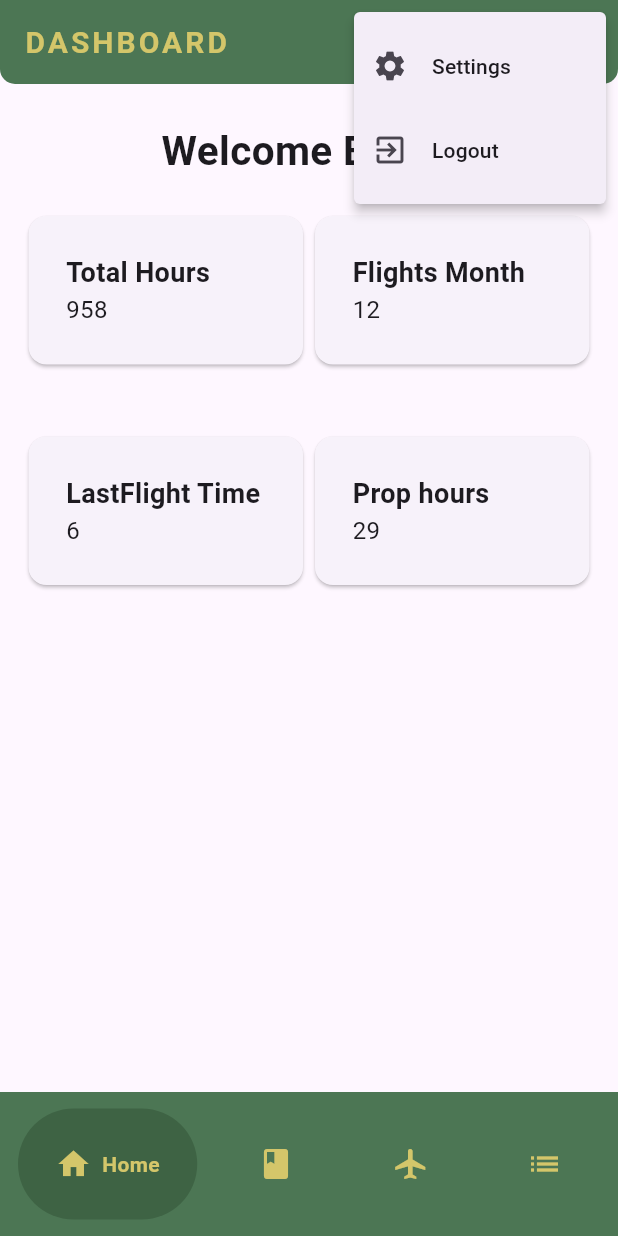
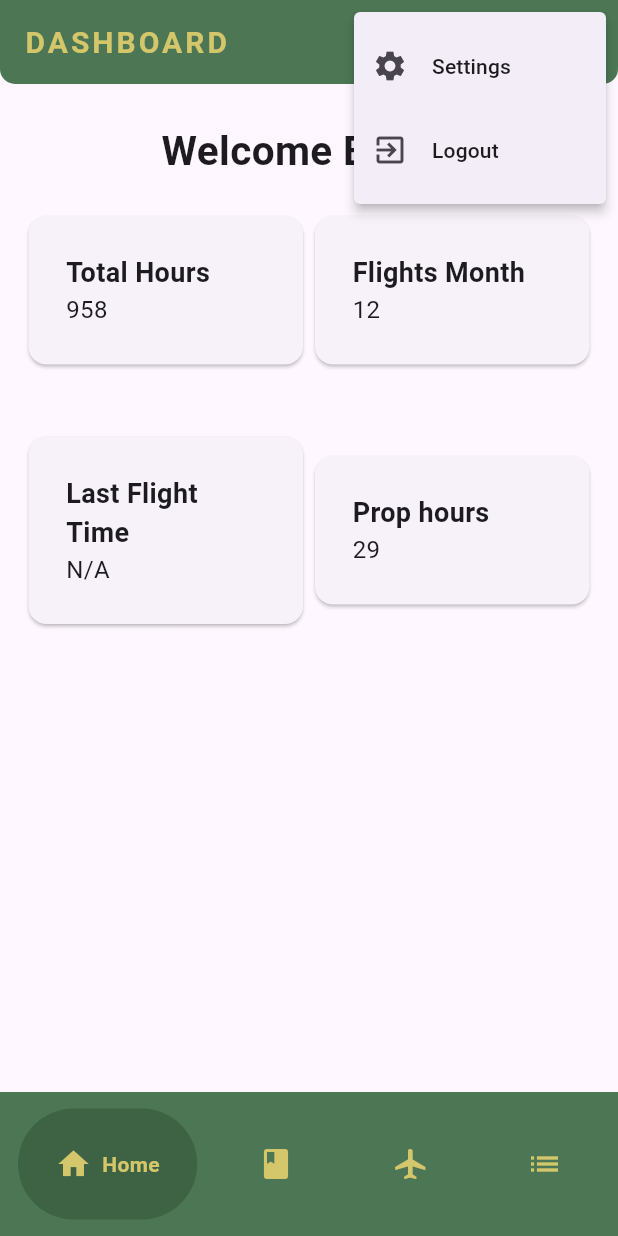
Before and after one commit to Juanro-Minne/SkyMemoApp, a Flutter app: the screen it shows once a user with an empty profile is signed in, after a tap on the "person" icon, on a phone screen of 412 x 824 dp. Run offline on Flutter 3.47's test engine with Material 3 defaults, Android fonts, the phone set to English and light mode, and no system bars; drawn by our look-alikes of google_nav_bar; our stand-ins replace cloud_firestore, file_picker, firebase_auth, firebase_core, firebase_storage, google_sign_in and 2 more; accounts and stored records are empty.

Commit message:
added method

```diff
--- a/flightlogbook_app/flight_logbook/lib/components/flight_logging_form.dart
+++ b/flightlogbook_app/flight_logbook/lib/components/flight_logging_form.dart
@@ -151,7 +151,7 @@ class _FlightLoggingFormState extends State<FlightLoggingForm> {
                     _showDateTimePicker(context);
                   },
                   style: ElevatedButton.styleFrom(
-                      padding: EdgeInsets.all(10),
+                      padding: const EdgeInsets.all(10),
                       backgroundColor: Colors.blueGrey,
                       foregroundColor: const Color.fromARGB(255, 245, 228, 178),
                       shape: RoundedRectangleBorder(
--- a/flightlogbook_app/flight_logbook/lib/screens/dashboard_screen.dart
+++ b/flightlogbook_app/flight_logbook/lib/screens/dashboard_screen.dart
@@ -1,25 +1,37 @@
+import 'package:cloud_firestore/cloud_firestore.dart';
+import 'package:firebase_auth/firebase_auth.dart';
+import 'package:flutter/material.dart';
 import 'package:flight_logbook/components/data_tile.dart';
-import 'package:flutter/material.dart';
 
 class DashboardScreen extends StatelessWidget {
   const DashboardScreen({Key? key}) : super(key: key);
 
   @override
   Widget build(BuildContext context) {
+    return FutureBuilder<int?>(
+      future: getLastFlightTime(), // Fetch last flight time asynchronously
+      builder: (context, snapshot) {
+        if (snapshot.connectionState == ConnectionState.waiting) {
+          return const CircularProgressIndicator(); // Show loading indicator while fetching data
+        } else if (snapshot.hasError) {
+          return Text('Error: ${snapshot.error}'); // Show error if fetching data fails
+        } else {
+          final lastFlightTime = snapshot.data;
+
           return Scaffold(
             body: ListView(
               padding: const EdgeInsets.all(15.0),
-        children: const [
+              children: [
                 Column(
                   crossAxisAlignment: CrossAxisAlignment.center,
                   children: [
-              SizedBox(height: 10),
-              Text(
+                    const SizedBox(height: 10),
+                    const Text(
                       "Welcome Back !",
                       style: TextStyle(fontSize: 27, fontWeight: FontWeight.bold),
                     ),
-              SizedBox(height: 20),
-              Row(
+                    const SizedBox(height: 20),
+                    const Row(
                       mainAxisAlignment: MainAxisAlignment.spaceBetween,
                       children: [
                         DataTile(
@@ -34,16 +46,16 @@ class DashboardScreen extends StatelessWidget {
                         ),
                       ],
                     ),
-              SizedBox(height: 40),
+                    const SizedBox(height: 40),
                     Row(
                       mainAxisAlignment: MainAxisAlignment.spaceBetween,
                       children: [
                         DataTile(
-                    title: "LastFlight Time",
-                    value: "6",
-                    backgroundColor: Color.fromARGB(255, 129, 129, 129),
+                          title: "Last Flight Time",
+                          value: lastFlightTime != null ? "$lastFlightTime" : "N/A",
+                          backgroundColor: const Color.fromARGB(255, 129, 129, 129),
                         ),
-                  DataTile(
+                        const DataTile(
                           title: "Prop hours",
                           value: "29",
                           backgroundColor: Color.fromARGB(255, 129, 129, 129),
@@ -56,4 +68,35 @@ class DashboardScreen extends StatelessWidget {
             ),
           );
         }
+      },
+    );
   }
+
+  Future<int?> getLastFlightTime() async {
+
+    User? user = FirebaseAuth.instance.currentUser;
+
+    if (user != null) {
+      try {
+        QuerySnapshot querySnapshot = await FirebaseFirestore.instance
+            .collection('flights')
+            .where('userId', isEqualTo: user)
+            .orderBy('flightTime', descending: true)
+            .limit(1)
+            .get();
+
+        if (querySnapshot.docs.isNotEmpty) {
+          return querySnapshot.docs.first['flightTime'];
+        } else {
+          return null;
+        }
+      } catch (error) {
+        print('Error getting last flight time: $error');
+        return null;
+      }
+    } else {
+      // No user is currently signed in
+      return null;
+    }
+  }
+}
```
Lines whose indentation alone changed are shown as unchanged.
